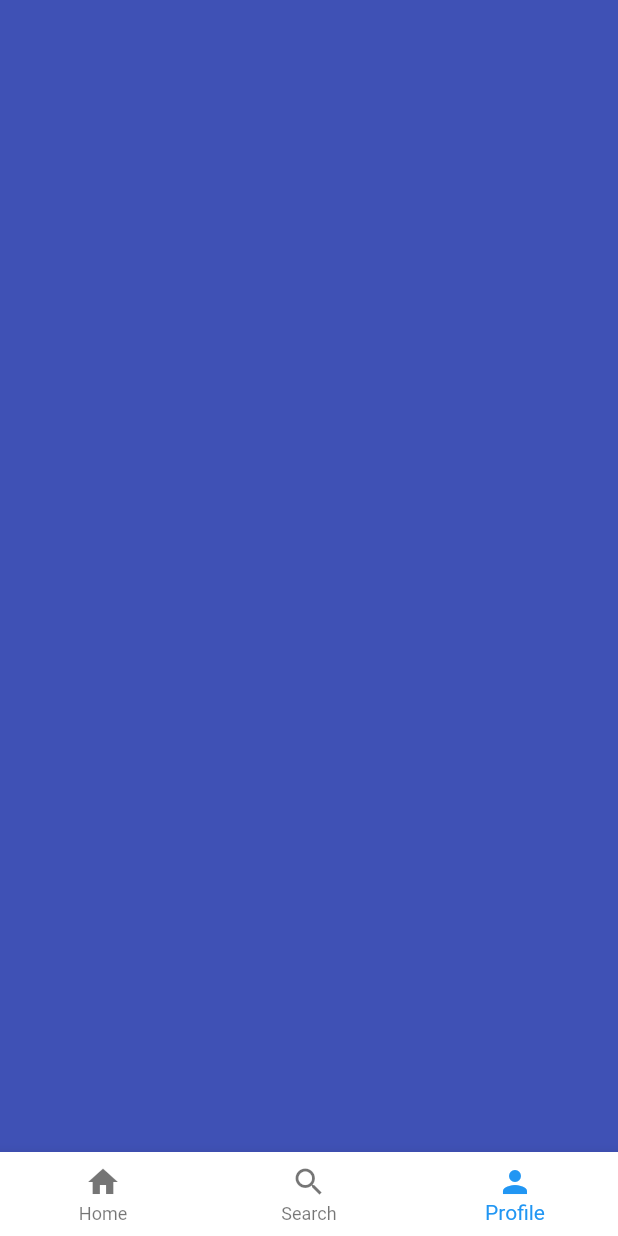
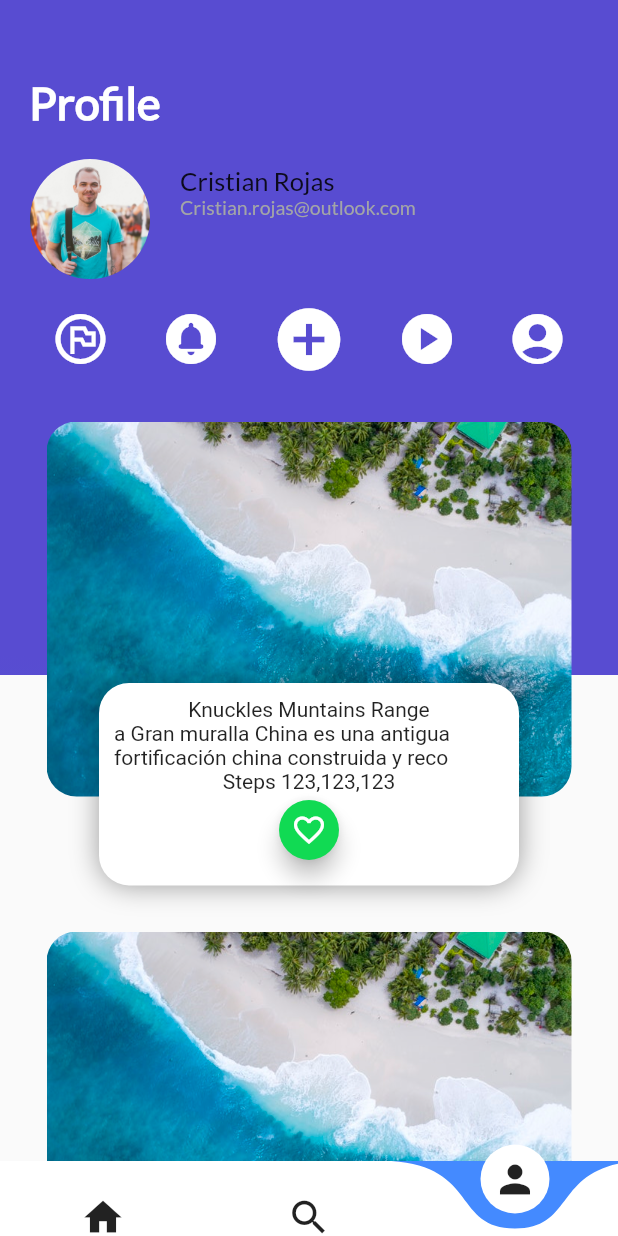
Before and after one commit to cristiandrc/Flutter-basic, a Flutter app: the screen it shows after launch, item 3 of the bottom bar chosen, on a phone screen of 412 x 824 dp. Run offline on Flutter 3.47's test engine with Material 2 defaults, Android fonts, the phone set to English and light mode, and no system bars; drawn by our look-alikes of curved_navigation_bar.

Commit message:
feat: add profile

```diff
--- a/lib/platzi_trips.dart
+++ b/lib/platzi_trips.dart
@@ -1,4 +1,5 @@
 import 'package:flutter/material.dart';
+import 'package:curved_navigation_bar/curved_navigation_bar.dart';
 import './home_trips.dart';
 import 'search_trips.dart';
 import 'profile_trips.dart';
@@ -27,32 +28,44 @@ class _platziTrips extends State<PlatziTrips> {
 
   @override
   Widget build(BuildContext context) {
+    final curverBar = CurvedNavigationBar(
+      backgroundColor: Colors.blueAccent,
+      height: 50.0,
+      items: const <Widget>[
+        Icon(Icons.home, size: 30),
+        Icon(Icons.search, size: 30),
+        Icon(Icons.person, size: 30),
+      ],
+      onTap: onTapTaped,
+    );
+
     return Scaffold(
       // appBar: AppBar(title: const Text("Hello world Feliz")),
       body: widgetsChildren[indexTap],
-      bottomNavigationBar: Theme(
-          data: Theme.of(context).copyWith(
-            canvasColor: Colors.white,
-            primaryColor: Colors.purple,
-          ),
-          child: BottomNavigationBar(
-            currentIndex: indexTap,
-            onTap: onTapTaped,
-            items: const [
-              BottomNavigationBarItem(
-                icon: Icon(Icons.home),
-                label: "Home",
-              ),
-              BottomNavigationBarItem(
-                icon: Icon(Icons.search),
-                label: "Search",
-              ),
-              BottomNavigationBarItem(
-                icon: Icon(Icons.person),
-                label: "Profile",
-              ),
-            ],
-          )),
+      // bottomNavigationBar: Theme(
+      //     data: Theme.of(context).copyWith(
+      //       canvasColor: Colors.white,
+      //       primaryColor: Colors.purple,
+      //     ),
+      //     child: BottomNavigationBar(
+      //       currentIndex: indexTap,
+      //       onTap: onTapTaped,
+      //       items: const [
+      //         BottomNavigationBarItem(
+      //           icon: Icon(Icons.home),
+      //           label: "Home",
+      //         ),
+      //         BottomNavigationBarItem(
+      //           icon: Icon(Icons.search),
+      //           label: "Search",
+      //         ),
+      //         BottomNavigationBarItem(
+      //           icon: Icon(Icons.person),
+      //           label: "Profile",
+      //         ),
+      //       ],
+      //     )),
+      bottomNavigationBar: curverBar,
     );
   }
 }
--- /dev/null
+++ b/lib/profile/card_profile.dart
@@ -0,0 +1,60 @@
+import 'package:flutter/material.dart';
+import '../floating_action_button_green.dart';
+
+class CardProfile extends StatelessWidget {
+  const CardProfile({super.key});
+
+  @override
+  Widget build(BuildContext context) {
+    final card = Container(
+      width: 280,
+      height: 135,
+      padding: const EdgeInsets.all(10),
+      decoration: const BoxDecoration(
+        color: Colors.white,
+        borderRadius: BorderRadius.all(
+          Radius.circular(20),
+        ),
+        boxShadow: [
+          BoxShadow(
+            color: Colors.black38,
+            blurRadius: 15.0,
+            offset: Offset(0.0, 0.0),
+          )
+        ],
+      ),
+      child: Column(
+        children: const [
+          Text('Knuckles Muntains Range'),
+          Text(
+              'a Gran muralla China es una antigua fortificación china construida y reco'),
+          Text('Steps 123,123,123'),
+          FloatingActionButtonGreen(),
+        ],
+      ),
+    );
+
+    return Center(
+      child: Stack(
+        alignment: const Alignment(0.0, 0.7),
+        children: [
+          Container(
+            margin: const EdgeInsets.only(top: 0.0, bottom: 90.0),
+            width: 350.0,
+            height: 250.0,
+            decoration: const BoxDecoration(
+              image: DecorationImage(
+                image: AssetImage('assets/img/beach.jpeg'),
+                fit: BoxFit.cover,
+              ),
+              borderRadius: BorderRadius.all(
+                Radius.circular(20),
+              ),
+            ),
+          ),
+          card,
+        ],
+      ),
+    );
+  }
+}
--- /dev/null
+++ b/lib/profile/card_profile_list.dart
@@ -0,0 +1,21 @@
+import 'package:flutter/material.dart';
+import './card_profile.dart';
+
+class CardProfileList extends StatelessWidget {
+  const CardProfileList({super.key});
+
+  @override
+  Widget build(BuildContext context) {
+    return Container(
+      margin: const EdgeInsets.only(top: 30.0),
+      child: Column(
+        children: const [
+          CardProfile(),
+          CardProfile(),
+          CardProfile(),
+          CardProfile(),
+        ],
+      ),
+    );
+  }
+}
--- /dev/null
+++ b/lib/profile/gradian_profile.dart
@@ -0,0 +1,24 @@
+import 'package:flutter/material.dart';
+
+class GradientBackProfile extends StatelessWidget {
+  const GradientBackProfile({super.key});
+
+  @override
+  Widget build(BuildContext context) {
+    return Container(
+      height: 450.0,
+      decoration: const BoxDecoration(
+        gradient: LinearGradient(
+          colors: [
+            Color(0xFF4268d3),
+            Color(0xFF584cd1),
+          ],
+          begin: FractionalOffset(0.0, 2.0),
+          end: FractionalOffset(0.2, 0.3),
+          stops: [0.0, 0.6],
+        ),
+      ),
+      alignment: const Alignment(0.0, 0.0),
+    );
+  }
+}
--- /dev/null
+++ b/lib/profile/hero.dart
@@ -0,0 +1,37 @@
+import 'package:flutter/material.dart';
+import '../review.dart';
+import 'menu_profile.dart';
+
+class HeroProfile extends StatelessWidget {
+  const HeroProfile({super.key});
+
+  @override
+  Widget build(BuildContext context) {
+    return Container(
+      margin: const EdgeInsets.only(top: 50.0),
+      child: Column(
+        children: [
+          const Align(
+            alignment: Alignment(-0.88, 1.0),
+            child: Text(
+              "Profile",
+              style: TextStyle(
+                color: Colors.white,
+                fontSize: 30,
+                fontFamily: "Lato",
+                fontWeight: FontWeight.bold,
+              ),
+            ),
+          ),
+          Review(
+            'assets/img/people.jpg',
+            'Cristian Rojas',
+            '',
+            'Cristian.rojas@outlook.com',
+          ),
+          const MenuProfile(),
+        ],
+      ),
+    );
+  }
+}
--- /dev/null
+++ b/lib/profile/menu_profile.dart
@@ -0,0 +1,60 @@
+import 'package:flutter/material.dart';
+
+class MenuProfile extends StatelessWidget {
+  const MenuProfile({super.key});
+
+  @override
+  Widget build(BuildContext context) {
+    return Container(
+      margin: const EdgeInsets.only(top: 15.0),
+      child: Row(
+        mainAxisSize: MainAxisSize.min,
+        children: const [
+          Spacer(
+            flex: 1,
+          ),
+          Icon(
+            Icons.flag_circle_outlined,
+            color: Colors.white,
+            size: 40,
+          ),
+          Spacer(
+            flex: 1,
+          ),
+          Icon(
+            Icons.circle_notifications_rounded,
+            color: Colors.white,
+            size: 40,
+          ),
+          Spacer(
+            flex: 1,
+          ),
+          Icon(
+            Icons.add_circle,
+            color: Colors.white,
+            size: 50.0,
+          ),
+          Spacer(
+            flex: 1,
+          ),
+          Icon(
+            Icons.play_circle_sharp,
+            color: Colors.white,
+            size: 40.0,
+          ),
+          Spacer(
+            flex: 1,
+          ),
+          Icon(
+            Icons.account_circle,
+            color: Colors.white,
+            size: 40.0,
+          ),
+          Spacer(
+            flex: 1,
+          ),
+        ],
+      ),
+    );
+  }
+}
--- a/lib/profile_trips.dart
+++ b/lib/profile_trips.dart
@@ -1,10 +1,23 @@
 import 'package:flutter/material.dart';
+import 'profile/hero.dart';
+import 'profile/gradian_profile.dart';
+import 'profile/card_profile_list.dart';
 
 class ProfileTrips extends StatelessWidget {
   const ProfileTrips({super.key});
 
   @override
   Widget build(BuildContext context) {
-    return Container(color: Colors.indigo);
+    return Stack(
+      children: [
+        GradientBackProfile(),
+        ListView(
+          children: const [
+            HeroProfile(),
+            CardProfileList(),
+          ],
+        )
+      ],
+    );
   }
 }
```
